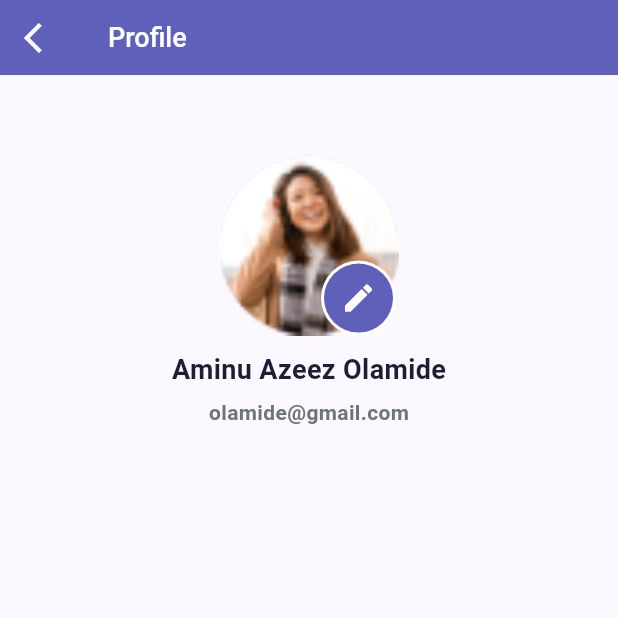
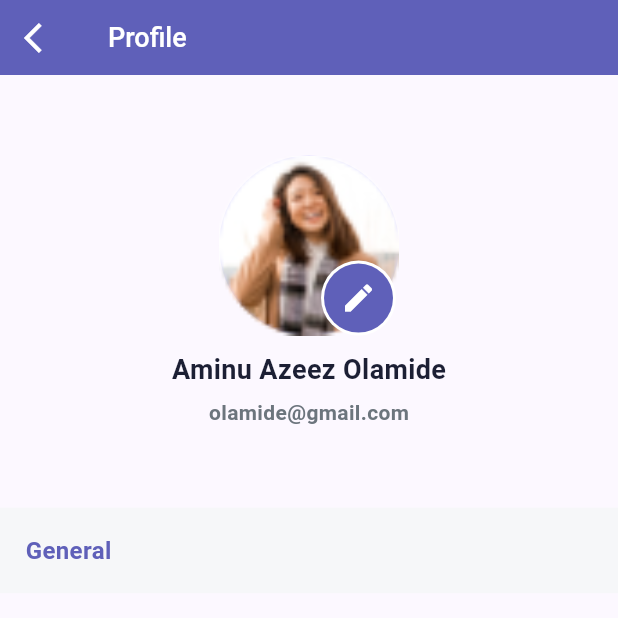
Before and after one commit to Lenien1999/Service-Provider, a Flutter app: the ProfilePage screen opened directly, on a phone screen of 412 x 824 dp, the top half of it. Run offline on Flutter 3.47's test engine with Material 2 defaults, Android fonts, the phone set to English and light mode, and no system bars; our stand-ins replace flutter_rating_bar, ionicons; project files that could hold a hidden picture were left out.

Commit message:
first commit

```diff
--- a/lib/pages/profile.dart
+++ b/lib/pages/profile.dart
@@ -73,7 +73,15 @@ class ProfilePage extends StatelessWidget {
                 style: appstyle(titleClr, FontWeight.w700, 14, ''),
               ),
             ]),
-          )
+          ),
+          Container(
+            color: tilegClr,
+            padding: const EdgeInsets.all(17),
+            child: Text(
+              'General',
+              style: appstyle(primaryClr, FontWeight.w700, 16, ''),
+            ),
+          ),
         ],
       ),
     );
```
